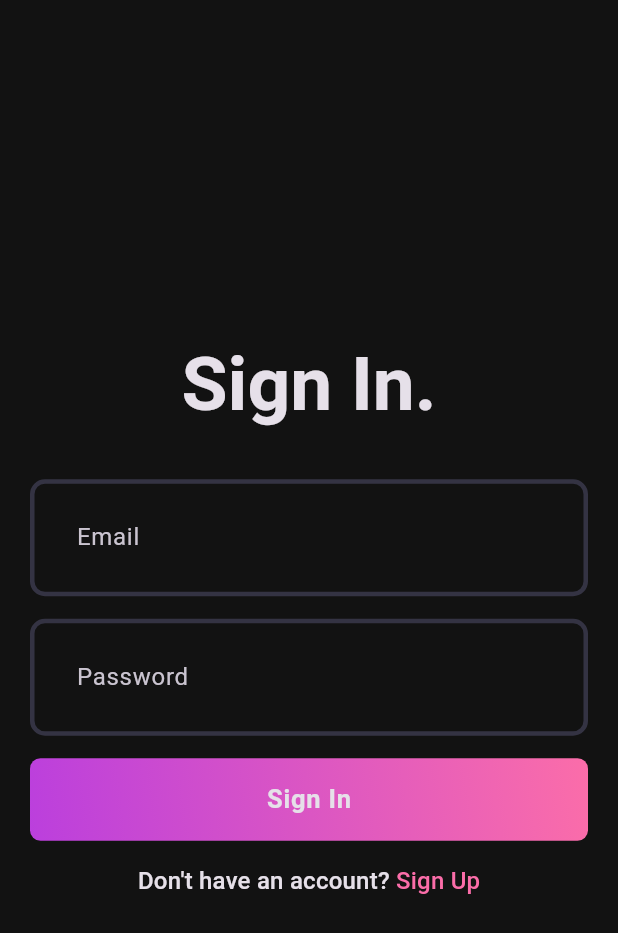
After one commit to abubakrkhon1/spotify-clone, a Flutter app: the LoginPage screen opened directly, on a phone screen of 412 x 824 dp. The commit adds this screen. Shown: the top 933 px of the screen. Run offline on Flutter 3.47's test engine with Material 3 defaults, Android fonts, the phone set to English and light mode, and no system bars; our stand-ins replace flutter_dotenv, flutter_riverpod, fpdart, riverpod_annotation, supabase_flutter; accounts and stored records are empty; generated files the repository leaves out were written again.

Commit message:
implement sign up with supabase and implement riverpod

```diff
--- a/analysis_options.yaml
+++ b/analysis_options.yaml
@@ -8,6 +8,10 @@
 # The following line activates a set of recommended lints for Flutter apps,
 # packages, and plugins designed to encourage good coding practices.
 include: package:flutter_lints/flutter.yaml
+
+analyzer:
+  plugins:
+    - custom_lint
 
 linter:
   # The lint rules applied to this project can be customized in the
--- /dev/null
+++ b/lib/core/failure/failure.dart
@@ -0,0 +1,4 @@
+class AppFailure {
+  final String message;
+  AppFailure([this.message = 'Sorry, an unexpected error occured.']);
+}
--- /dev/null
+++ b/lib/features/auth/model/user_model.dart
@@ -0,0 +1,54 @@
+import 'dart:convert';
+
+class UserModel {
+  final String email;
+  final String id;
+
+  UserModel({
+    required this.email,
+    required this.id,
+  });
+
+  UserModel copyWith({
+    String? email,
+    String? id,
+  }) {
+    return UserModel(
+      email: email ?? this.email,
+      id: id ?? this.id,
+    );
+  }
+
+  Map<String, dynamic> toMap() {
+    return <String, dynamic>{
+      'email': email,
+      'id': id,
+    };
+  }
+
+  factory UserModel.fromMap(Map<String, dynamic> map) {
+    return UserModel(
+      email: map['email'] as String,
+      id: map['id'] as String,
+    );
+  }
+
+  String toJson() => json.encode(toMap());
+
+  factory UserModel.fromJson(String source) => UserModel.fromMap(json.decode(source) as Map<String, dynamic>);
+
+  @override
+  String toString() => 'UserModel(email: $email, id: $id)';
+
+  @override
+  bool operator ==(covariant UserModel other) {
+    if (identical(this, other)) return true;
+
+    return
+      other.email == email &&
+      other.id == id;
+  }
+
+  @override
+  int get hashCode => email.hashCode ^ id.hashCode;
+}
--- /dev/null
+++ b/lib/features/auth/services/auth_remote_service.dart
@@ -0,0 +1,69 @@
+import 'package:fpdart/fpdart.dart';
+import 'package:riverpod_annotation/riverpod_annotation.dart';
+import 'package:spotify_clone/core/failure/failure.dart';
+import 'package:spotify_clone/features/auth/model/user_model.dart';
+import 'package:supabase_flutter/supabase_flutter.dart';
+
+part 'auth_remote_service.g.dart';
+
+@riverpod
+AuthRemoteService authRemoteService(AuthRemoteServiceRef ref){
+  return AuthRemoteService();
+}
+
+class AuthRemoteService {
+  final SupabaseClient _supabase = Supabase.instance.client;
+
+  Future<Either<AppFailure, UserModel>> signUp({
+    required String name,
+    required String email,
+    required String password,
+  }) async {
+    try {
+      final response = await _supabase.auth.signUp(
+        email: email,
+        password: password,
+      );
+      if (response.user == null) {
+        return Left(AppFailure('No user'));
+      }
+
+      final user = response.user;
+      if (user == null) {
+        return Left(AppFailure('No user found'));
+      }
+
+      return Right(UserModel(email: user.email!, id: user.id));
+    } on AuthException catch (e) {
+      // Supabase-specific error
+      return Left(AppFailure(e.message));
+      // Show to user
+    } catch (e) {
+      // Generic error
+      return Left(AppFailure(e.toString()));
+    }
+  }
+
+  Future<Either<AppFailure, UserModel>> signIn({
+    required String email,
+    required String password,
+  }) async {
+    try {
+      final response = await _supabase.auth.signInWithPassword(
+        email: email,
+        password: password,
+      );
+
+      final user = response.user;
+      if (user == null) {
+        return Left(AppFailure('No user found'));
+      }
+
+      return Right(UserModel(email: user.email!, id: user.id));
+    } on AuthApiException catch (e) {
+      return Left(AppFailure(e.message));
+    } catch (e) {
+      return Left(AppFailure(e.toString()));
+    }
+  }
+}
--- /dev/null
+++ b/lib/features/auth/view/pages/login_page.dart
@@ -0,0 +1,124 @@
+import 'package:flutter/material.dart';
+import 'package:flutter_riverpod/flutter_riverpod.dart';
+import 'package:fpdart/fpdart.dart';
+import 'package:spotify_clone/core/theme/app_pallette.dart';
+import 'package:spotify_clone/core/utils.dart';
+import 'package:spotify_clone/core/widgets/loader.dart';
+import 'package:spotify_clone/features/auth/services/auth_remote_service.dart';
+import 'package:spotify_clone/features/auth/view/pages/signup_page.dart';
+import 'package:spotify_clone/features/auth/view/widgets/auth_gradient_button.dart';
+import 'package:spotify_clone/features/auth/view/widgets/custom_field.dart';
+import 'package:spotify_clone/features/auth/viewmodel/auth_viewmodel.dart';
+
+class LoginPage extends ConsumerStatefulWidget {
+  const LoginPage({super.key});
+
+  @override
+  ConsumerState<LoginPage> createState() => _LoginPageState();
+}
+
+class _LoginPageState extends ConsumerState<LoginPage> {
+  final passCtl = TextEditingController();
+  final emailCtl = TextEditingController();
+
+  final formKey = GlobalKey<FormState>();
+
+  @override
+  void dispose() {
+    emailCtl.dispose();
+    passCtl.dispose();
+
+    // formKey.currentState!.validate();
+    super.dispose();
+  }
+
+  @override
+  Widget build(BuildContext context) {
+    final isLoading = ref.watch(authViewModelProvider)?.isLoading == true;
+
+    ref.listen(authViewModelProvider, (_, next) {
+      next?.when(
+        data: (data) {
+          //TODO: Navigate to home page
+          // Navigator.push(
+          //   context,
+          //   MaterialPageRoute(builder: (context) => const LoginPage()),
+          // );
+        },
+        error: (error, st) {
+          showSnackBar(context, error.toString());
+        },
+        loading: () {},
+      );
+    });
+
+    return isLoading
+        ? Loader()
+        : Scaffold(
+          body: Padding(
+            padding: const EdgeInsets.symmetric(horizontal: 20.0),
+            child: Form(
+              key: formKey,
+              child: Column(
+                mainAxisAlignment: MainAxisAlignment.center,
+                children: [
+                  Text(
+                    'Sign In.',
+                    style: Theme.of(context).textTheme.headlineMedium?.copyWith(
+                      fontSize: 50,
+                      fontWeight: FontWeight.bold,
+                    ),
+                  ),
+                  SizedBox(height: 30),
+                  CustomField(hintText: 'Email', controller: emailCtl),
+                  SizedBox(height: 15),
+                  CustomField(
+                    hintText: 'Password',
+                    controller: passCtl,
+                    isObscure: true,
+                  ),
+                  SizedBox(height: 15),
+                  AuthGradientButton(
+                    buttonText: 'Sign In',
+                    onTap: () async {
+                      final res = await AuthRemoteService().signIn(
+                        email: emailCtl.text,
+                        password: passCtl.text,
+                      );
+
+                      final val = switch (res) {
+                        Left(value: final l) => l,
+                        Right(value: final r) => r,
+                      };
+                      print(val);
+                    },
+                  ),
+                  SizedBox(height: 15),
+                  GestureDetector(
+                    onTap: () {
+                      Navigator.pushAndRemoveUntil(
+                        context,
+                        MaterialPageRoute(builder: (context) => SignupPage()),
+                        (route) => false,
+                      );
+                    },
+                    child: Text.rich(
+                      TextSpan(
+                        style: Theme.of(context).textTheme.titleMedium,
+                        children: [
+                          TextSpan(text: 'Don\'t have an account? '),
+                          TextSpan(
+                            text: 'Sign Up',
+                            style: TextStyle(color: Pallete.gradient2),
+                          ),
+                        ],
+                      ),
+                    ),
+                  ),
+                ],
+              ),
+            ),
+          ),
+        );
+  }
+}
--- a/lib/features/auth/view/widgets/auth_gradient_button.dart
+++ b/lib/features/auth/view/widgets/auth_gradient_button.dart
@@ -2,7 +2,14 @@ import 'package:flutter/material.dart';
 import 'package:spotify_clone/core/theme/app_pallette.dart';
 
 class AuthGradientButton extends StatelessWidget {
-  const AuthGradientButton({super.key});
+  const AuthGradientButton({
+    super.key,
+    required this.buttonText,
+    required this.onTap,
+  });
+
+  final String buttonText;
+  final VoidCallback onTap;
 
   @override
   Widget build(BuildContext context) {
@@ -11,19 +18,19 @@ class AuthGradientButton extends StatelessWidget {
         gradient: LinearGradient(
           colors: [Pallete.gradient1, Pallete.gradient2],
           begin: Alignment.bottomLeft,
-          end: Alignment.topRight
+          end: Alignment.topRight,
         ),
-        borderRadius: BorderRadius.circular(7)
+        borderRadius: BorderRadius.circular(7),
       ),
       child: ElevatedButton(
-        onPressed: () {},
+        onPressed: onTap,
         style: ElevatedButton.styleFrom(
           shadowColor: Pallete.transparentColor,
           backgroundColor: Pallete.transparentColor,
           fixedSize: Size(395, 55),
         ),
         child: Text(
-          'Sign Up',
+          buttonText,
           style: Theme.of(context).textTheme.labelMedium?.copyWith(
             fontSize: 17,
             fontWeight: FontWeight.w600,
--- a/lib/features/auth/view/widgets/custom_field.dart
+++ b/lib/features/auth/view/widgets/custom_field.dart
@@ -2,10 +2,27 @@ import 'package:flutter/material.dart';
 
 class CustomField extends StatelessWidget {
   final String hintText;
-  const CustomField({super.key, required this.hintText});
+  final TextEditingController controller;
+  final bool isObscure;
+  const CustomField({
+    super.key,
+    required this.hintText,
+    required this.controller,
+    this.isObscure = false,
+  });
 
   @override
   Widget build(BuildContext context) {
-    return TextFormField(decoration: InputDecoration(hintText: hintText));
+    return TextFormField(
+      decoration: InputDecoration(hintText: hintText),
+      controller: controller,
+      validator: (value) {
+        if (value!.trim().isEmpty) {
+          return '$hintText is missing';
+        }
+        return null;
+      },
+      obscureText: isObscure,
+    );
   }
 }
```
Also changed, not shown: lib/core/utils.dart (added, +8 -0 lines), lib/core/widgets/loader.dart (added, +10 -0 lines), lib/features/auth/view/pages/signup_page.dart (+95 -12 lines), lib/features/auth/viewmodel/auth_viewmodel.dart (added, +51 -0 lines), lib/main.dart (+13 -4 lines), pubspec.yaml (+12 -54 lines), lib/features/auth/services/auth_remote_service.g.dart (added), lib/features/auth/viewmodel/auth_viewmodel.g.dart (added), pubspec.lock, 66 other files.
